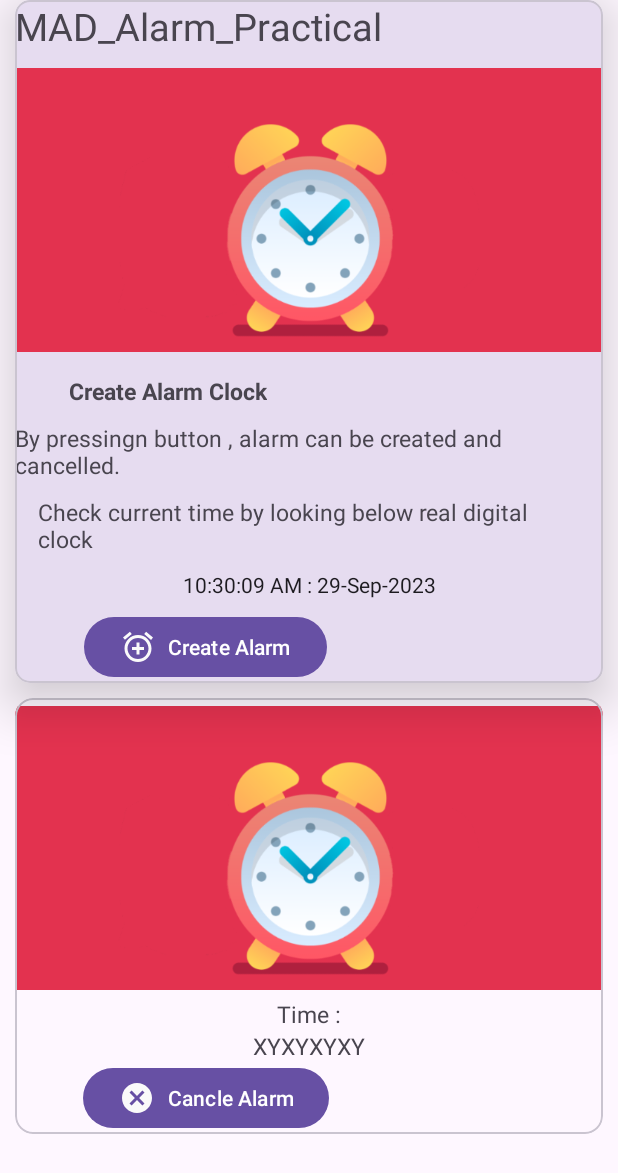
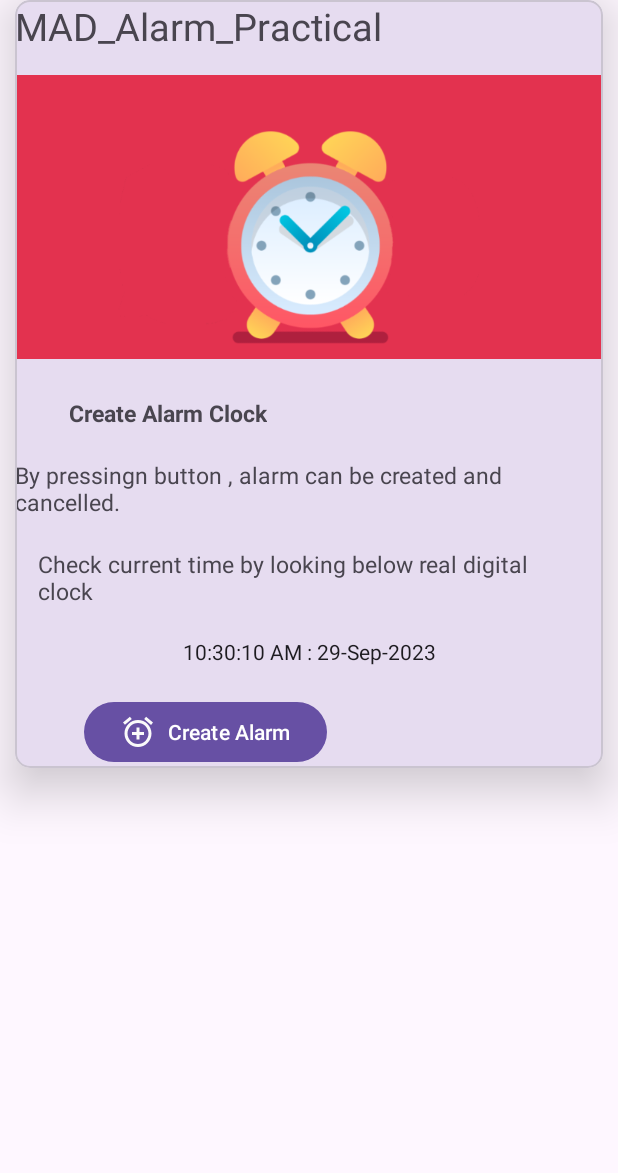
Before and after one commit to Sagar20042004/MAD_Practical-8_21012021011, an Android app: the layout activity_main.xml on its own in the app's theme, with its tools: preview values and no code run, on a phone screen of 412 x 824 dp. Shown: the top 1173 px of the screen. Run offline under Robolectric (Android 15) with nearby library versions, the light colour scheme and no system bars.

Commit message:
Updated 2.0

```diff
--- a/app/src/main/res/layout/activity_main.xml
+++ b/app/src/main/res/layout/activity_main.xml
@@ -33,7 +33,7 @@
                         android:id="@+id/image"
                         android:layout_width="0dp"
                         android:layout_height="200dp"
-                        android:layout_marginTop="5dp"
+                        android:layout_marginTop="10dp"
                         android:src="@drawable/image1"
                         app:layout_constraintEnd_toEndOf="parent"
                         app:layout_constraintStart_toStartOf="parent"
@@ -45,7 +45,7 @@
                         android:id="@+id/textView3"
                         android:layout_width="wrap_content"
                         android:layout_height="wrap_content"
-                        android:layout_marginTop="10dp"
+                        android:layout_marginTop="20dp"
                         android:text="Create Alarm Clock"
                         android:textSize="15sp"
                         android:textStyle="bold"
@@ -60,7 +60,7 @@
                         android:layout_width="wrap_content"
                         android:layout_height="wrap_content"
                         android:layout_marginStart="15dp"
-                        android:layout_marginTop="10dp"
+                        android:layout_marginTop="20dp"
                         android:layout_marginEnd="15dp"
                         android:text="By pressingn button , alarm can be created and cancelled."
                         android:textSize="15dp"
@@ -86,7 +86,7 @@
                         android:layout_height="wrap_content"
                         android:layout_marginHorizontal="20dp"
                         android:layout_marginStart="15dp"
-                        android:layout_marginTop="10dp"
+                        android:layout_marginTop="20dp"
                         android:layout_marginEnd="15dp"
                         android:text="Check current time by looking below real digital clock"
                         android:textSize="15sp"
@@ -100,7 +100,7 @@
                         android:id="@+id/textClock"
                         android:layout_width="0dp"
                         android:layout_height="wrap_content"
-                        android:layout_marginTop="10dp"
+                        android:layout_marginTop="20dp"
                         android:format12Hour="hh:mm:ss a : dd-MMM-yyyy"
                         android:gravity="center"
                         app:layout_constraintEnd_toEndOf="parent"
@@ -113,7 +113,8 @@
                         android:id="@+id/button"
                         android:layout_width="wrap_content"
                         android:layout_height="wrap_content"
-                        android:layout_marginTop="8dp"
+                        android:layout_marginTop="20dp"
+                        android:layout_marginBottom="10dp"
                         android:drawableLeft="@drawable/baseline_alarm_add_24"
                         android:text="Create Alarm"
                         app:cornerRadius="70dp"
@@ -131,6 +132,7 @@
                 android:layout_width="match_parent"
                 android:layout_height="match_parent"
                 android:layout_marginHorizontal="10dp"
+                android:visibility="invisible"
                 app:layout_constraintTop_toBottomOf="@id/materialCare1"
                 android:layout_marginTop="10dp">
 
@@ -141,9 +143,10 @@
 
                     <ImageView
                         android:id="@+id/imageView"
-                        android:layout_width="wrap_content"
+                        android:layout_width="0dp"
                         android:layout_height="200dp"
                         app:layout_constraintEnd_toEndOf="parent"
+                        app:layout_constraintHorizontal_bias="0.0"
                         app:layout_constraintStart_toStartOf="parent"
                         app:layout_constraintTop_toTopOf="parent"
                         app:srcCompat="@drawable/image1" />
@@ -153,6 +156,7 @@
                         android:layout_height="wrap_content"
                         android:id="@+id/textview1"
                         android:gravity="center"
+                        android:layout_marginTop="20dp"
                         android:text="Time :"
                         android:textSize="15sp"
                         app:layout_constraintEnd_toEndOf="parent"
@@ -166,6 +170,7 @@
                         android:layout_height="wrap_content"
                         android:id="@+id/textview2_2"
                         android:text="XYXYXYXY"
+                        android:layout_marginTop="20dp"
                         app:layout_constraintEnd_toEndOf="parent"
                         app:layout_constraintStart_toStartOf="parent"
                         android:textSize="15sp"
@@ -176,6 +181,7 @@
                         android:layout_height="wrap_content"
                         android:drawableLeft="@drawable/baseline_cancel_24"
                         android:text="Cancle Alarm"
+                        android:layout_marginTop="20dp"
                         app:cornerRadius="70dp"
                         app:layout_constraintEnd_toEndOf="parent"
 
```
Also changed, not shown: app/src/main/AndroidManifest.xml (+12 -0 lines), app/src/main/java/com/example/mad_practical_8_21012021011/AlarmBroadcastReceiver.kt (added, +30 -0 lines), app/src/main/java/com/example/mad_practical_8_21012021011/AlarmService.kt (added, +27 -0 lines), app/src/main/java/com/example/mad_practical_8_21012021011/MainActivity.kt (+19 -0 lines), 1 other file.
